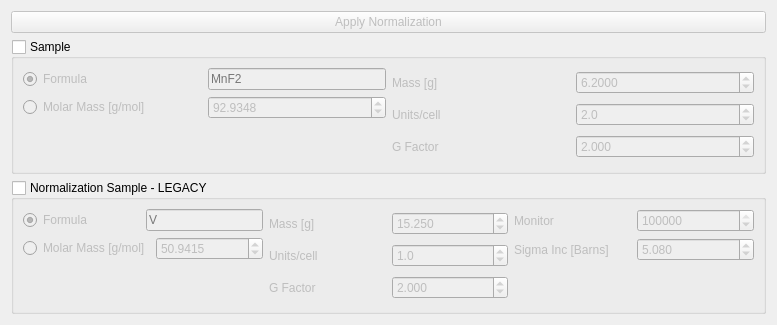
This is src/main/resources/base/Views/NormalizationManager.ui in MJOLNIRPackage/MJOLNIR-GUI as Qt 5 draws it before an edit. The edited form follows.
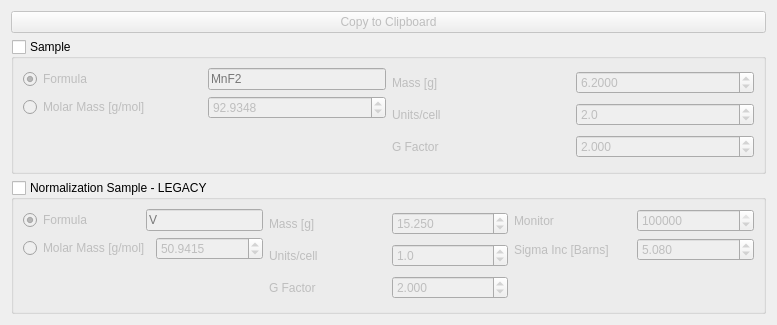
This is the edited form.

Commit message: Add normalization as tool

The edit to the form file:
```diff
--- a/src/main/resources/base/Views/NormalizationManager.ui
+++ b/src/main/resources/base/Views/NormalizationManager.ui
@@ -17,7 +17,7 @@
    <item>
     <widget class="QPushButton" name="NormalizationManager_applyNormalization_btn">
       <property name="text">
-      <string>Apply Normalization</string>
+      <string>Copy to Clipboard</string>
       </property>
       <property name="enabled">
         <bool>false</bool>
```
Left out of the diff: 2 changed lines with no effect on the pictures. The commit also changes 4 other files.
